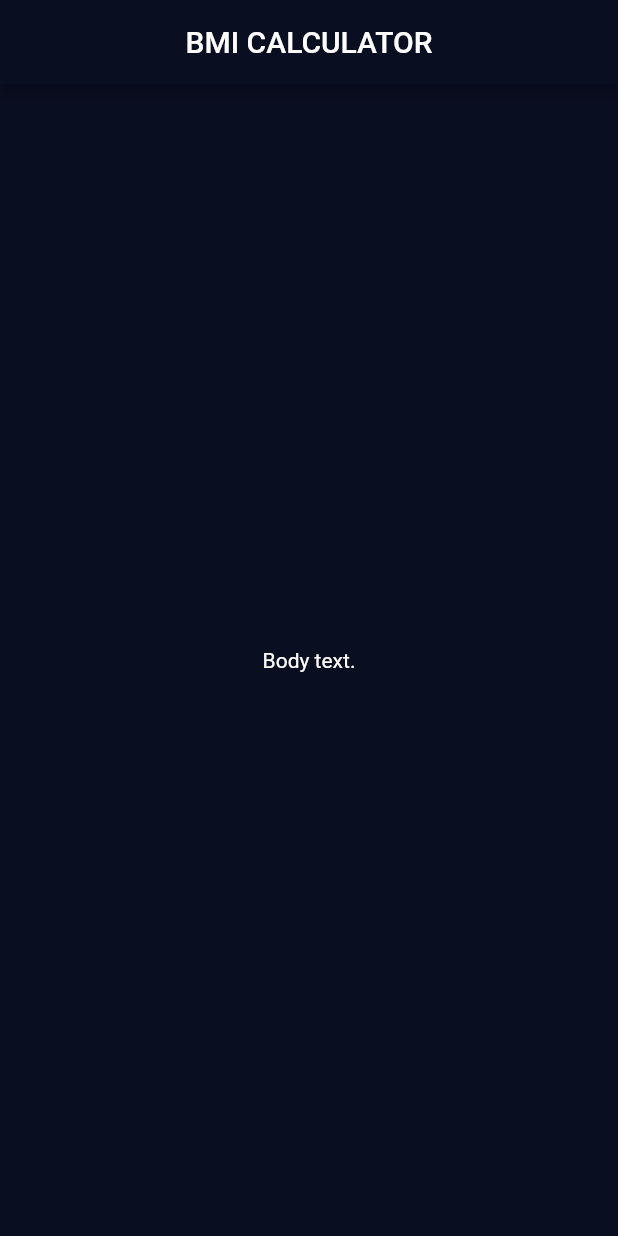
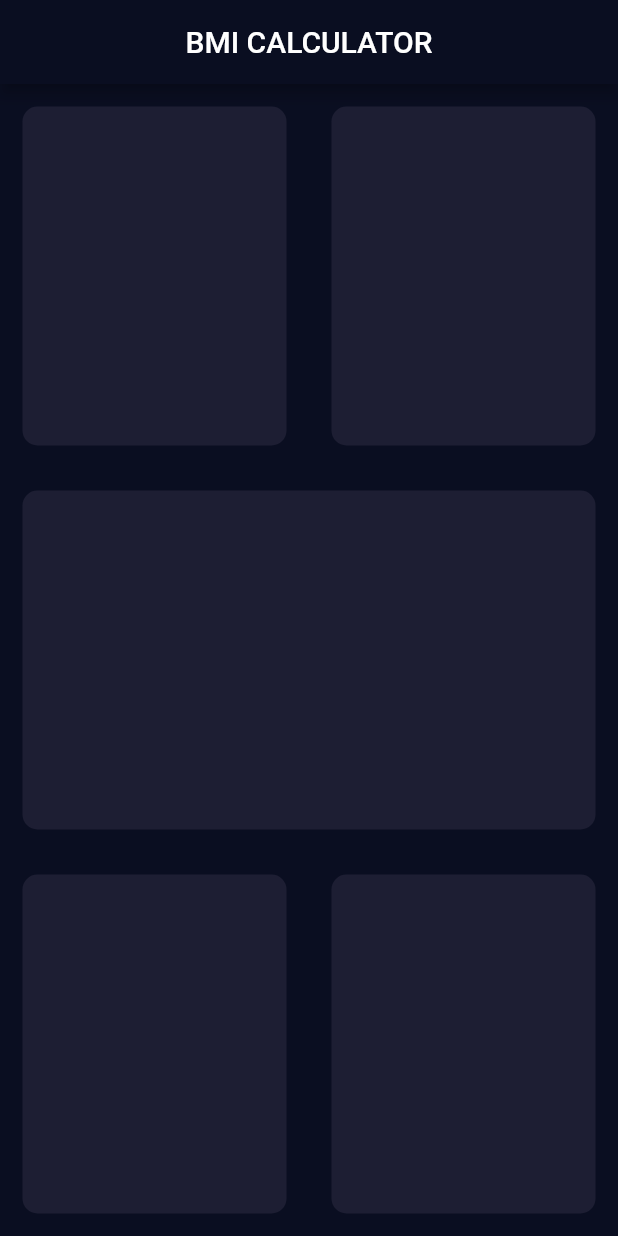
Before and after one commit to shauryachawla/bmi-calculator-app, a Flutter app: the screen it shows after launch, on a phone screen of 412 x 824 dp. Run offline on Flutter 3.47's test engine with Material 2 defaults, Android fonts, the phone set to English and light mode, and no system bars.

Commit message:
Added main page column skeletons.

```diff
--- a/lib/input_page.dart
+++ b/lib/input_page.dart
@@ -1,5 +1,5 @@
+import 'package:flutter/cupertino.dart';
 import 'package:flutter/material.dart';
-
 
 class MyHomePage extends StatefulWidget {
   MyHomePage({Key key, this.title}) : super(key: key);
@@ -17,15 +17,64 @@ class _MyHomePageState extends State<MyHomePage> {
       appBar: AppBar(
         title: Center(child: Text(widget.title)),
       ),
-      body: Center(
-        child: Column(
-          mainAxisAlignment: MainAxisAlignment.center,
-          children: <Widget>[
-            Text(
-              'Body text.',
+      body: Column(
+        children: <Widget>[
+          Expanded(
+            child: Row(
+              mainAxisAlignment: MainAxisAlignment.spaceEvenly,
+              children: <Widget>[
+                Expanded(
+                  child: Container(
+//                    width: 170,
+                      margin: EdgeInsets.all(15.0),
+                      decoration: BoxDecoration(
+                        color: Color(0xff1d1e33),
+                        borderRadius: BorderRadius.circular(10.0),
+                      )),
+                ),
+                Expanded(
+                  child: Container(
+                      margin: EdgeInsets.all(15.0),
+                      decoration: BoxDecoration(
+                        color: Color(0xff1d1e33),
+                        borderRadius: BorderRadius.circular(10.0),
+                      )),
+                ),
+              ],
             ),
-          ],
-        ),
+          ),
+          Expanded(
+            child: Container(
+                margin: EdgeInsets.all(15.0),
+                decoration: BoxDecoration(
+                  color: Color(0xff1d1e33),
+                  borderRadius: BorderRadius.circular(10.0),
+                )),
+          ),
+          Expanded(
+            child: Row(
+              crossAxisAlignment: CrossAxisAlignment.stretch,
+              children: <Widget>[
+                Expanded(
+                  child: Container(
+                      margin: EdgeInsets.all(15.0),
+                      decoration: BoxDecoration(
+                        color: Color(0xff1d1e33),
+                        borderRadius: BorderRadius.circular(10.0),
+                      )),
+                ),
+                Expanded(
+                  child: Container(
+                      margin: EdgeInsets.all(15.0),
+                      decoration: BoxDecoration(
+                        color: Color(0xff1d1e33),
+                        borderRadius: BorderRadius.circular(10.0),
+                      )),
+                ),
+              ],
+            ),
+          ),
+        ],
       ),
     );
   }
--- a/lib/main.dart
+++ b/lib/main.dart
@@ -8,6 +8,7 @@ class MyApp extends StatelessWidget {
   @override
   Widget build(BuildContext context) {
     return MaterialApp(
+      debugShowCheckedModeBanner: false,
       title: 'Flutter Demo',
       theme: ThemeData.dark().copyWith(
         primaryColor: Color(0xFF0A0E21),
```
